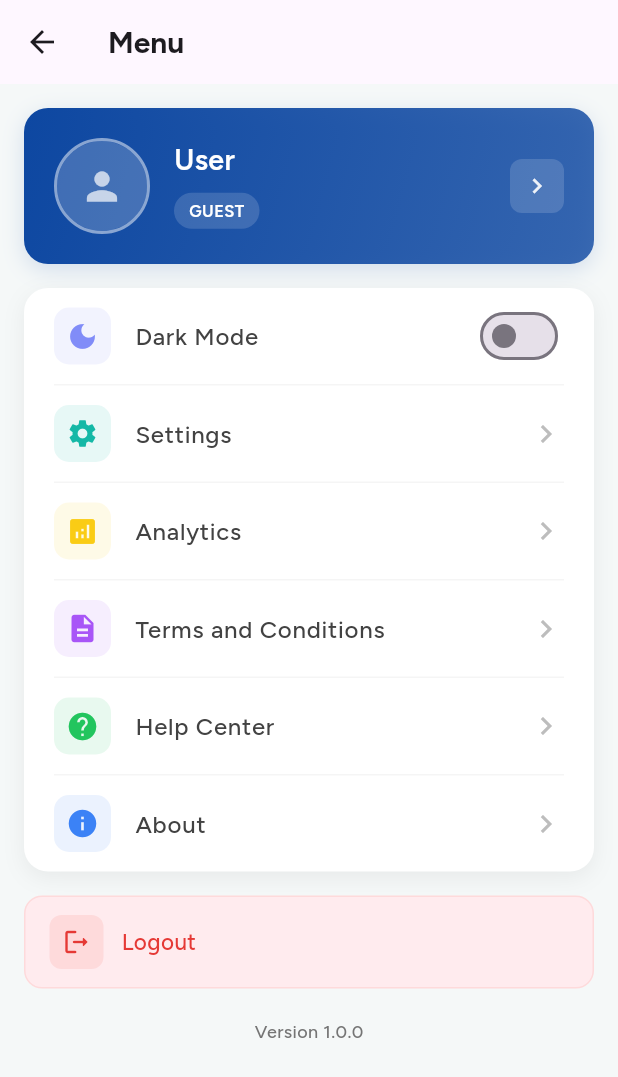
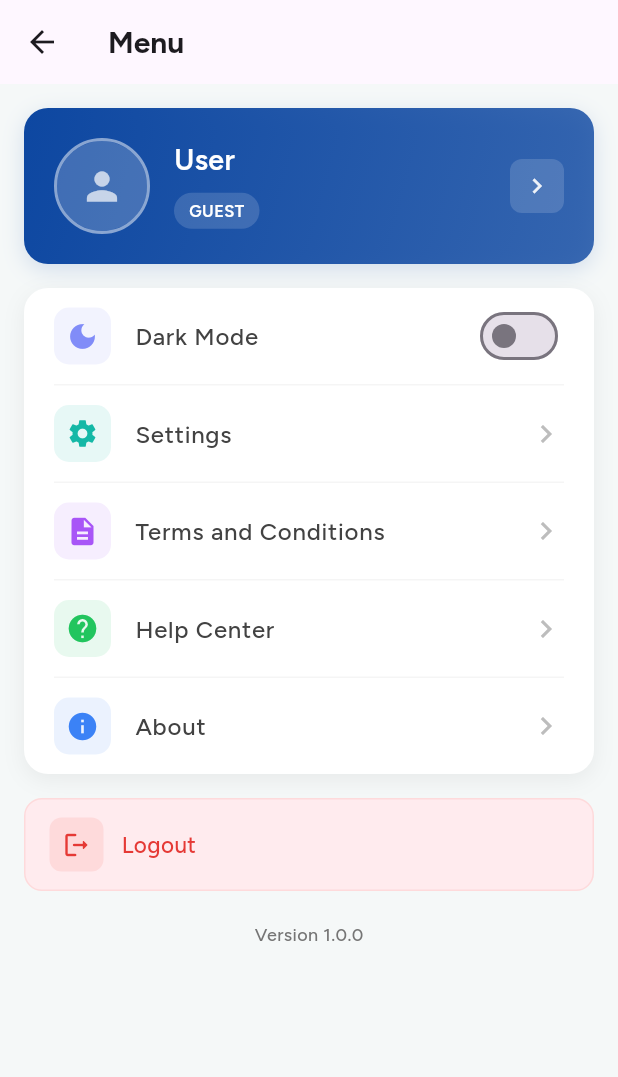
Before and after one commit to flappyBirdBol-anon/code-bolanon-mobile, a Flutter app: the MenuView screen opened by its route, on a phone screen of 412 x 824 dp. Shown: the top 1077 px of the screen. Run offline on Flutter 3.47's test engine with Material 3 defaults, Android fonts, the phone set to English and light mode, and no system bars; our stand-ins replace cached_network_image, carousel_slider, data_table_2, dio, file_picker, fl_chart and 22 more; missing offline and left inert: animated_svg, docx_viewer, excel, flutter_pdfview, flutter_stripe, media_kit and 3 more; accounts and stored records are empty; project files that could hold a hidden picture were left out.

Commit message:
removed analytics for learner

```diff
--- a/lib/ui/views/menu/menu_view.dart
+++ b/lib/ui/views/menu/menu_view.dart
@@ -180,6 +180,7 @@ class MenuView extends StackedView<MenuViewModel> {
                     onTap: () => viewModel.navigateToSettings(),
                   ),
                   _buildDivider(isDark),
+                  if (viewModel.userRole.toLowerCase() == 'trainer') ...[
                     _buildSettingsTile(
                       icon: Icons.analytics,
                       iconColor: const Color(0xFFFACC15),
@@ -188,6 +189,7 @@ class MenuView extends StackedView<MenuViewModel> {
                       onTap: () => viewModel.navigateToAnalytics(),
                     ),
                     _buildDivider(isDark),
+                  ],
                   _buildSettingsTile(
                     icon: Icons.description,
                     iconColor: const Color(0xFFA855F7),
```
Also changed, not shown: pubspec.lock, 1 other file. Lines whose indentation alone changed are shown as unchanged.
